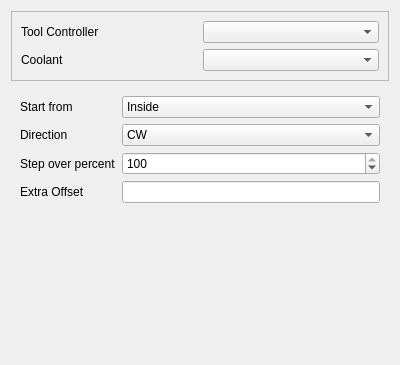
Above: src/Mod/CAM/Gui/Resources/panels/PageOpHelixEdit.ui from southseact-3d/fcd before the change. Below: the same form after it.
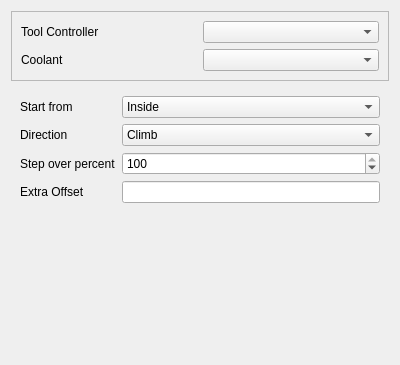
That is the form after the change. Custom widgets are drawn as their Qt base class.

Commit message:
CAM: Rename CW/CCW to Climb/Conventional for consistency (#14364)
* Find and replace CW/CCW with Climb/Conventional

* Find and replace CCW/CW in CAM tests

* Find and replace in some UI files

What changed in the file:
```diff
--- a/src/Mod/CAM/Gui/Resources/panels/PageOpHelixEdit.ui
+++ b/src/Mod/CAM/Gui/Resources/panels/PageOpHelixEdit.ui
@@ -95,7 +95,7 @@
         </property>
         <item>
          <property name="text">
-          <string>CW</string>
+                    <string>Climb</string>
          </property>
         </item>
         <item>
```
Left out of the diff: 2 changed lines with no effect on the pictures. Lines whose indentation alone changed are shown as unchanged. The commit also changes 15 other files.
